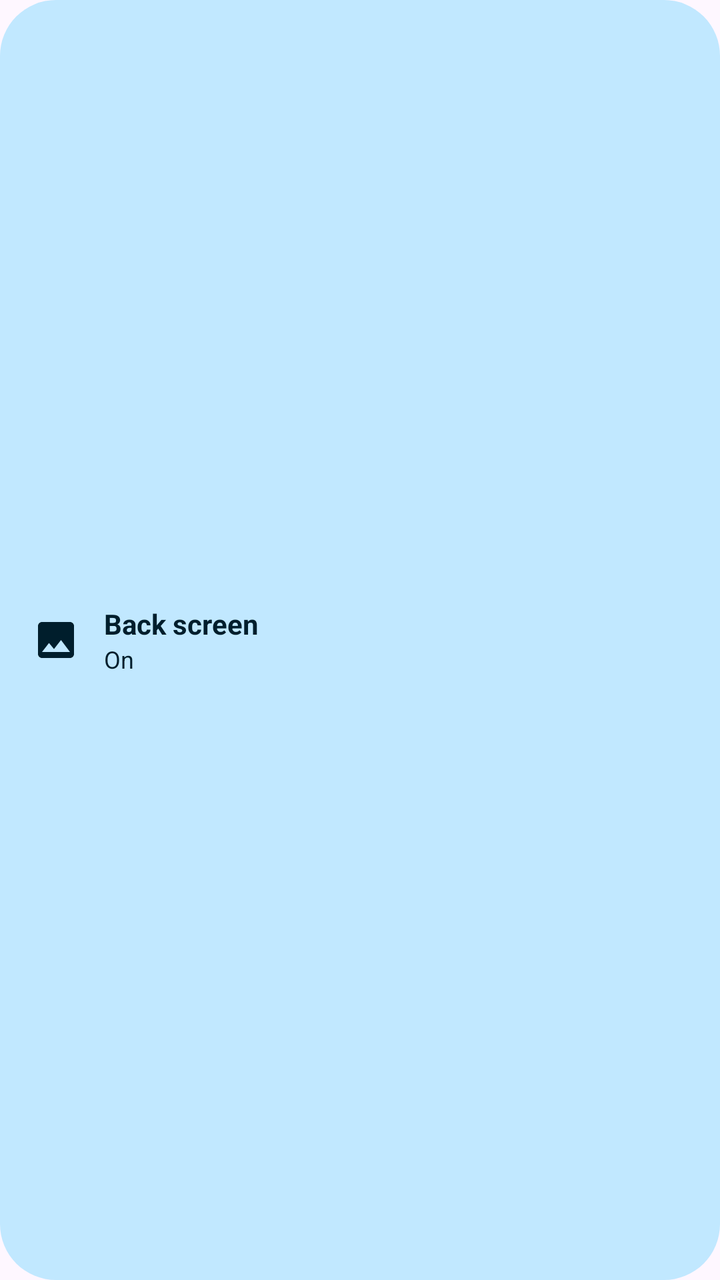
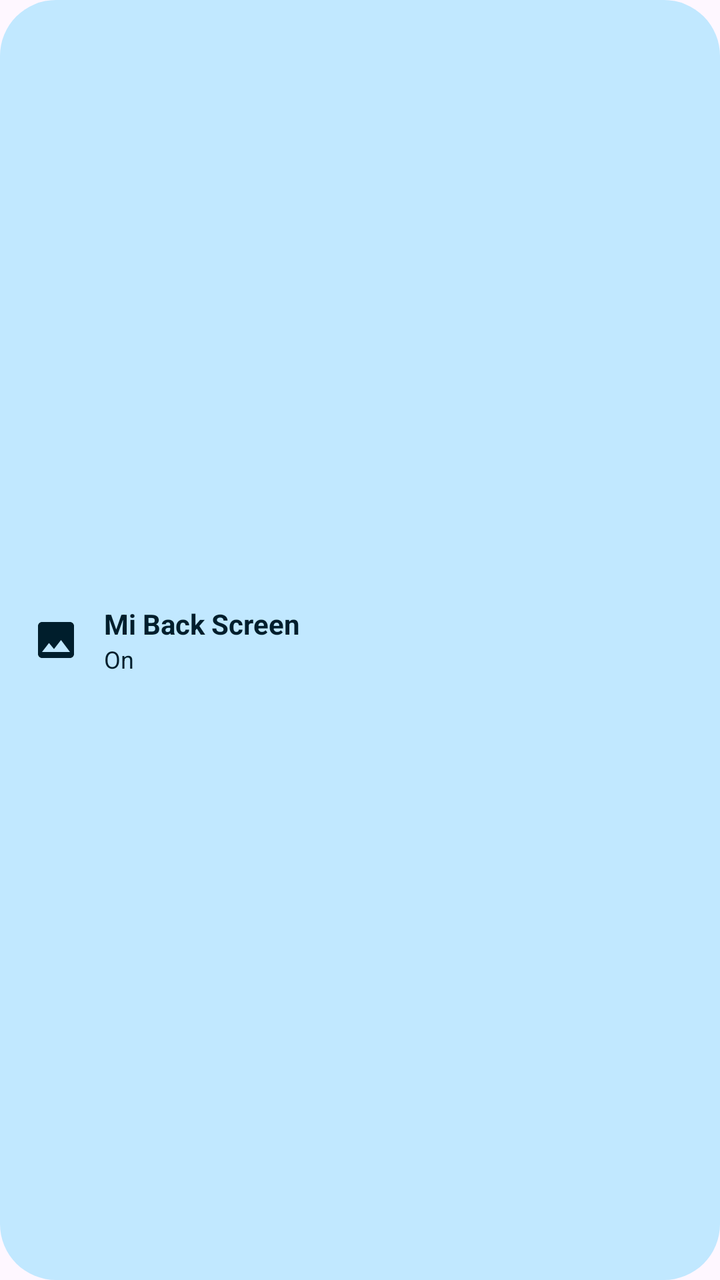

The first picture is an Android layout as it rendered before a commit; the second is the same layout after the commit. The layout source and the unified diff follow.
<!-- AndroidManifest.xml: application theme Theme.BackScreen -->
<!-- res/layout/widget_on.xml -->
<?xml version="1.0" encoding="utf-8"?>
<LinearLayout xmlns:android="http://schemas.android.com/apk/res/android"
    android:id="@android:id/background"
    android:layout_width="match_parent"
    android:layout_height="match_parent"
    android:background="@drawable/widget_bg_on"
    android:gravity="center_vertical"
    android:orientation="horizontal"
    android:paddingHorizontal="16dp">

    <ImageView
        android:layout_width="24dp"
        android:layout_height="24dp"
        android:importantForAccessibility="no"
        android:src="@drawable/ic_image"
        android:tint="@color/widget_on_fg" />

    <LinearLayout
        android:layout_width="wrap_content"
        android:layout_height="wrap_content"
        android:layout_marginStart="12dp"
        android:orientation="vertical">

        <TextView
            android:layout_width="wrap_content"
            android:layout_height="wrap_content"
            android:text="@string/title"
            android:textColor="@color/widget_on_fg"
            android:textSize="14sp"
            android:textStyle="bold" />

        <TextView
            android:layout_width="wrap_content"
            android:layout_height="wrap_content"
            android:text="@string/state_on"
            android:textColor="@color/widget_on_fg"
            android:textSize="12sp" />
    </LinearLayout>
</LinearLayout>
<!-- resources referenced by this layout -->
<resources>
  <color name="widget_on_fg">@android:color/system_accent1_900</color>
  <!-- drawable ic_image (drawable) -->
  <vector xmlns:android="http://schemas.android.com/apk/res/android"
      android:width="24dp"
      android:height="24dp"
      android:tint="?android:attr/colorControlNormal"
      android:viewportWidth="24"
      android:viewportHeight="24">
      <path
          android:fillColor="@android:color/white"
          android:pathData="M21,19V5c0,-1.1 -0.9,-2 -2,-2H5c-1.1,0 -2,0.9 -2,2v14c0,1.1 0.9,2 2,2h14c1.1,0 2,-0.9 2,-2zM8.5,13.5l2.5,3.01L14.5,12l4.5,6H5l3.5,-4.5z" />
  </vector>
  <!-- drawable widget_bg_on (drawable) -->
  <shape xmlns:android="http://schemas.android.com/apk/res/android" android:shape="rectangle">
      <corners android:radius="@android:dimen/system_app_widget_background_radius" />
      <solid android:color="@color/widget_on_bg" />
  </shape>
  <string name="state_on">On</string>
  <string name="title">Back screen</string>
  <style name="Theme.BackScreen" parent="Theme.Material3.DayNight.NoActionBar">
          <item name="android:statusBarColor">@android:color/transparent</item>
          <item name="android:navigationBarColor">@android:color/transparent</item>
      </style>
  <color name="widget_on_bg">@android:color/system_accent1_100</color>
</resources>

<!-- the commit's change to res/layout/widget_on.xml (unified diff, before → after) -->
@@ -1,5 +1,6 @@
 <?xml version="1.0" encoding="utf-8"?>
 <LinearLayout xmlns:android="http://schemas.android.com/apk/res/android"
+    xmlns:tools="http://schemas.android.com/tools"
     android:id="@android:id/background"
     android:layout_width="match_parent"
     android:layout_height="match_parent"
@@ -13,7 +14,8 @@
         android:layout_height="24dp"
         android:importantForAccessibility="no"
         android:src="@drawable/ic_image"
-        android:tint="@color/widget_on_fg" />
+        android:tint="@color/widget_on_fg"
+        tools:ignore="UseAppTint" />
 
     <LinearLayout
         android:layout_width="wrap_content"
<!-- resource entries referenced after the edit -->
@@ -18,7 +18,7 @@
       <solid android:color="@color/widget_on_bg" />
   </shape>
   <string name="state_on">On</string>
-  <string name="title">Back screen</string>
+  <string name="title">Mi Back Screen</string>
   <style name="Theme.BackScreen" parent="Theme.Material3.DayNight.NoActionBar">
           <item name="android:statusBarColor">@android:color/transparent</item>
           <item name="android:navigationBarColor">@android:color/transparent</item>
